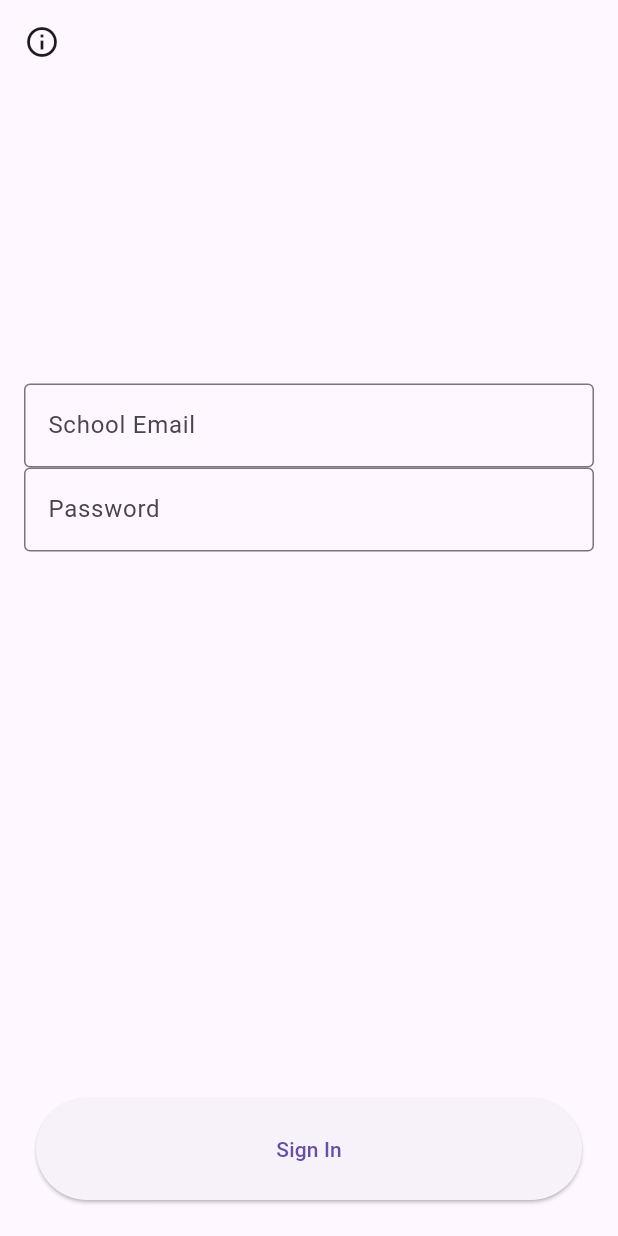
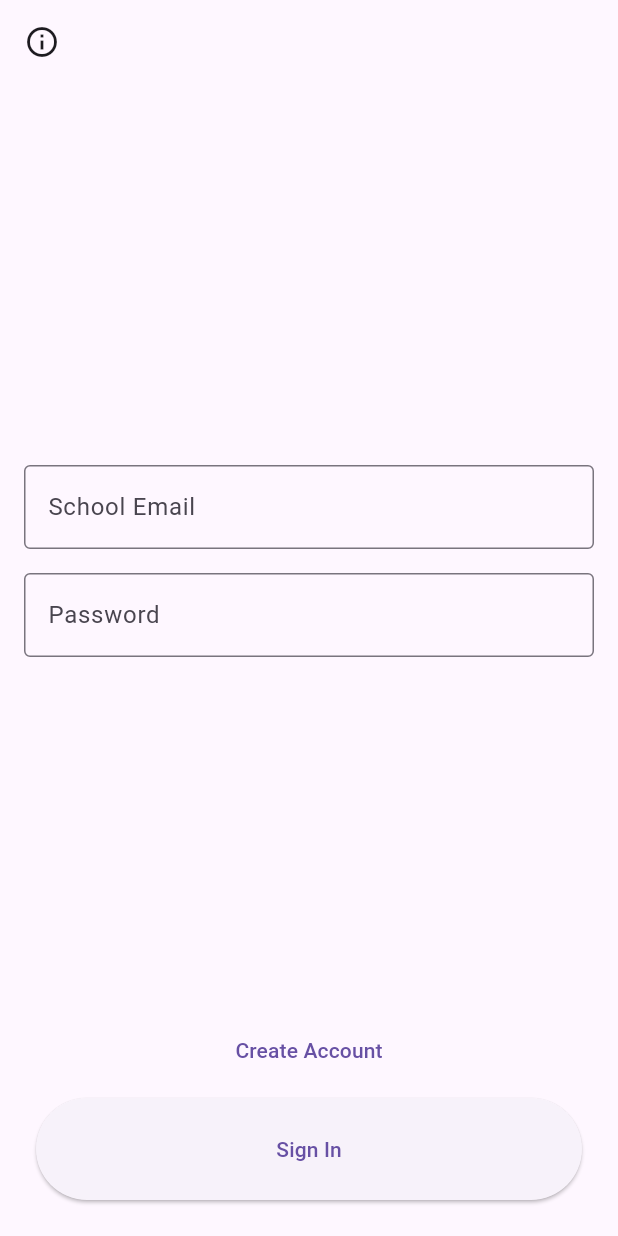
Before and after one commit to codepetca/bara-flutter, a Flutter app: the SignInView screen opened by its route, on a phone screen of 412 x 824 dp. Run offline on Flutter 3.47's test engine with Material 3 defaults, Android fonts, the phone set to English and light mode, and no system bars; our stand-ins replace equatable, flutter_dotenv, google_fonts, shared_preferences, supabase_flutter, watch_it; missing offline and left inert: nfc_manager; accounts and stored records are empty.

```diff
--- a/lib/main.dart
+++ b/lib/main.dart
@@ -2,11 +2,14 @@ import 'package:bara_flutter/models/app_user.dart';
 import 'package:bara_flutter/models/local_store.dart';
 import 'package:bara_flutter/models/profile.dart';
 import 'package:bara_flutter/services/supabase_auth.dart';
+import 'package:bara_flutter/services/supabase_service.dart';
 import 'package:bara_flutter/services/timer_service.dart';
-import 'package:bara_flutter/views/app/app.dart';
+import 'package:bara_flutter/views/app/app_view.dart';
+import 'package:bara_flutter/views/app/auth_gate.dart';
 import 'package:bara_flutter/views/app/profile_view.dart';
 import 'package:bara_flutter/views/sign_in/info_view.dart';
 import 'package:bara_flutter/views/sign_in/sign_in_view.dart';
+import 'package:bara_flutter/views/sign_in/sign_up_view.dart';
 import 'package:bara_flutter/views/student/student_home.dart';
 import 'package:flutter/material.dart';
 import 'package:flutter_dotenv/flutter_dotenv.dart';
@@ -28,7 +31,10 @@ Future<void> main() async {
   );
 
   // Register the services
-  di.registerSingleton<SupabaseAuth>(SupabaseAuth());
+  di.registerSingleton<SupabaseService>(SupabaseService());
+  di.registerSingleton<SupabaseAuth>(
+    SupabaseAuth(supabaseService: di<SupabaseService>()),
+  );
   di.registerSingleton<TimerService>(TimerService());
   final sharedPreferences = await SharedPreferences.getInstance();
   di.registerSingleton<LocalStore>(LocalStore(sharedPreferences));
@@ -49,10 +55,12 @@ class MainApp extends StatelessWidget {
     return MaterialApp(
       title: 'Flutter Demo',
       themeMode: ThemeMode.system,
-      initialRoute: '/',
+      initialRoute: Routes.auth,
       routes: {
-        Routes.app: (context) => App(),
+        Routes.auth: (context) => AuthGate(),
+        Routes.app: (context) => AppView(),
         Routes.signIn: (context) => SignInView(),
+        Routes.signUp: (context) => SignUpView(),
         Routes.studentHome: (context) => StudentHome(),
         Routes.profile: (context) => ProfileView(),
         Routes.info: (context) => InfoView(),
@@ -62,8 +70,10 @@ class MainApp extends StatelessWidget {
 }
 
 class Routes {
-  static const String app = '/';
+  static const String auth = '/';
+  static const String app = '/app';
   static const String signIn = '/sign_in';
+  static const String signUp = '/sign_up';
   static const String studentHome = '/student_home';
   static const String profile = '/profile';
   static const String info = '/info';
--- a/lib/models/app_user.dart
+++ b/lib/models/app_user.dart
@@ -20,4 +20,9 @@ class AppUser extends ChangeNotifier {
       notifyListeners();
     }
   }
+
+  @override
+  String toString() {
+    return 'AppUser profile: $_profile';
+  }
 }
--- a/lib/views/app/profile_view.dart
+++ b/lib/views/app/profile_view.dart
@@ -31,12 +31,12 @@ class _ProfileViewState extends State<ProfileView> {
               Text(email),
               SizedBox(height: 50),
               ElevatedButton(
-                onPressed: () async {
-                  await supabaseAuth.signOut();
+                onPressed: () {
+                  supabaseAuth.signOut();
                   // Navigate to the app home route and remove all previous routes
                   if (mounted) {
                     Navigator.of(context).pushNamedAndRemoveUntil(
-                      Routes.app,
+                      Routes.auth,
                       (route) => false, // Removes all previous routes
                     );
                   }
--- a/lib/views/sign_in/sign_in_button.dart
+++ b/lib/views/sign_in/button.dart
@@ -1,8 +1,9 @@
 import 'package:flutter/material.dart';
 
-class SignInButton extends StatelessWidget {
-  final void Function() action;
-  const SignInButton({super.key, required this.action});
+class Button extends StatelessWidget {
+  final void Function() onTap;
+  final String label;
+  const Button({super.key, required this.label, required this.onTap});
 
   @override
   Widget build(BuildContext context) {
@@ -11,10 +12,10 @@ class SignInButton extends StatelessWidget {
       child: SizedBox(
         width: double.infinity,
         child: ElevatedButton(
-          onPressed: action,
+          onPressed: onTap,
           child: Padding(
             padding: const EdgeInsets.all(24.0),
-            child: Text('Sign In'),
+            child: Text(label),
           ),
         ),
       ),
--- /dev/null
+++ b/lib/views/sign_in/email_text_view.dart
@@ -0,0 +1,29 @@
+import 'package:flutter/material.dart';
+
+class EmailTextView extends StatelessWidget {
+  final TextEditingController controller;
+
+  const EmailTextView(this.controller, {super.key});
+
+  @override
+  Widget build(BuildContext context) {
+    return TextFormField(
+      controller: controller,
+      decoration: const InputDecoration(
+        labelText: 'School Email',
+        border: OutlineInputBorder(),
+      ),
+      validator: _validateEmail,
+    );
+  }
+}
+
+String? _validateEmail(String? value) {
+  if (value == null || value.isEmpty) {
+    return 'Please enter your email';
+  }
+  if (!RegExp(r'^[^@]+@[^@]+\.[^@]+').hasMatch(value)) {
+    return 'Please enter a valid email';
+  }
+  return null;
+}
--- /dev/null
+++ b/lib/views/sign_in/password_text_view.dart
@@ -0,0 +1,35 @@
+import 'package:flutter/material.dart';
+
+class PasswordTextView extends StatelessWidget {
+  final TextEditingController controller;
+  final String label;
+
+  const PasswordTextView(
+    this.controller, {
+    super.key,
+    this.label = 'Password',
+  });
+
+  @override
+  Widget build(BuildContext context) {
+    return TextFormField(
+      controller: controller,
+      decoration: InputDecoration(
+        labelText: label,
+        border: OutlineInputBorder(),
+      ),
+      validator: _validatePassword,
+      obscureText: true,
+    );
+  }
+}
+
+String? _validatePassword(String? value) {
+  if (value == null || value.isEmpty) {
+    return 'Please enter a password';
+  }
+  if (value.length < 6) {
+    return 'Password must be at least 6 characters';
+  }
+  return null;
+}
--- a/lib/views/sign_in/sign_in_view.dart
+++ b/lib/views/sign_in/sign_in_view.dart
@@ -1,8 +1,9 @@
 import 'package:bara_flutter/main.dart';
 import 'package:bara_flutter/models/local_store.dart';
 import 'package:bara_flutter/services/supabase_auth.dart';
-import 'package:bara_flutter/util/validators.dart';
-import 'package:bara_flutter/views/sign_in/sign_in_button.dart';
+import 'package:bara_flutter/views/sign_in/email_text_view.dart';
+import 'package:bara_flutter/views/sign_in/password_text_view.dart';
+import 'package:bara_flutter/views/sign_in/button.dart';
 import 'package:flutter/material.dart';
 import 'package:logging/logging.dart';
 import 'package:watch_it/watch_it.dart';
@@ -36,16 +37,14 @@ class _SignInViewState extends State<SignInView> {
         watchValue((LocalStore store) => store.signInEmail);
     _emailController.text = savedSignInEmail;
 
-    final authMessage =
-        watchPropertyValue((SupabaseAuth auth) => auth.authMessage);
+    // final authResponse =
+    //     watchPropertyValue((SupabaseAuth auth) => auth.authResponse);
 
     return Scaffold(
       appBar: AppBar(
         title: Text(''),
         leading: IconButton(
-          onPressed: () {
-            Navigator.pushNamed(context, Routes.info);
-          },
+          onPressed: () => Navigator.pushNamed(context, Routes.info),
           icon: Icon(Icons.info_outline),
         ),
       ),
@@ -56,17 +55,17 @@ class _SignInViewState extends State<SignInView> {
           child: Column(
             children: [
               Spacer(),
+              EmailTextView(_emailController),
               SizedBox(height: 16),
-              _buildEmailTextField(),
               if (_signInMethod == SignInMethod.email)
-                _buildPasswordTextField(),
+                PasswordTextView(_passwordController),
               Spacer(),
-              Text(
-                authMessage,
-                style: theme.textTheme.bodyMedium,
+              // Create account button
+              _createAccountButton(),
+              Button(
+                label: 'Sign In',
+                onTap: _onSignInButtonTapped,
               ),
-              Spacer(),
-              SignInButton(action: _onSignInButtonTapped),
             ],
           ),
         ),
@@ -74,28 +73,11 @@ class _SignInViewState extends State<SignInView> {
     );
   }
 
-  // Email text field
-  Widget _buildEmailTextField() {
-    return TextFormField(
-      controller: _emailController,
-      decoration: InputDecoration(
-        labelText: 'School Email',
-        border: OutlineInputBorder(),
-      ),
-      validator: validateEmail,
-    );
-  }
-
-  // Password text field
-  Widget _buildPasswordTextField() {
-    return TextFormField(
-      controller: _passwordController,
-      decoration: InputDecoration(
-        labelText: 'Password',
-        border: OutlineInputBorder(),
-      ),
-      validator: validatePassword,
-      obscureText: true,
+  // Create account button
+  Widget _createAccountButton() {
+    return TextButton(
+      onPressed: () => Navigator.pushNamed(context, Routes.signUp),
+      child: Text('Create Account'),
     );
   }
 
@@ -103,7 +85,6 @@ class _SignInViewState extends State<SignInView> {
   void _onSignInButtonTapped() async {
     if (_formKey.currentState!.validate()) {
       final email = _emailController.text;
-
       switch (_signInMethod) {
         case SignInMethod.email:
           final password = _passwordController.text;
@@ -115,4 +96,11 @@ class _SignInViewState extends State<SignInView> {
       }
     }
   }
+
+  @override
+  void dispose() {
+    _emailController.dispose();
+    _passwordController.dispose();
+    super.dispose();
+  }
 }
--- a/pubspec.yaml
+++ b/pubspec.yaml
@@ -35,6 +35,8 @@ flutter:
 
   assets:
     - .env
+    - assets/
+    - assets/images/
 
 flutter_icons:
   android: true
```
Also changed, not shown: lib/services/supabase_auth.dart (+50 -55 lines), lib/services/supabase_service.dart (added, +89 -0 lines), lib/services/supabase_x.dart (+34 -12 lines), lib/util/validators.dart (deleted, +0 -19 lines), lib/views/app/app.dart (deleted, +0 -29 lines), lib/views/app/app_view.dart (added, +47 -0 lines), lib/views/app/auth_gate.dart (added, +25 -0 lines), lib/views/sign_in/info_view.dart (+5 -7 lines), lib/views/sign_in/sign_up_view.dart (added, +90 -0 lines), lib/views/student/student_home.dart (+15 -9 lines), assets/images/logo.png (added).
